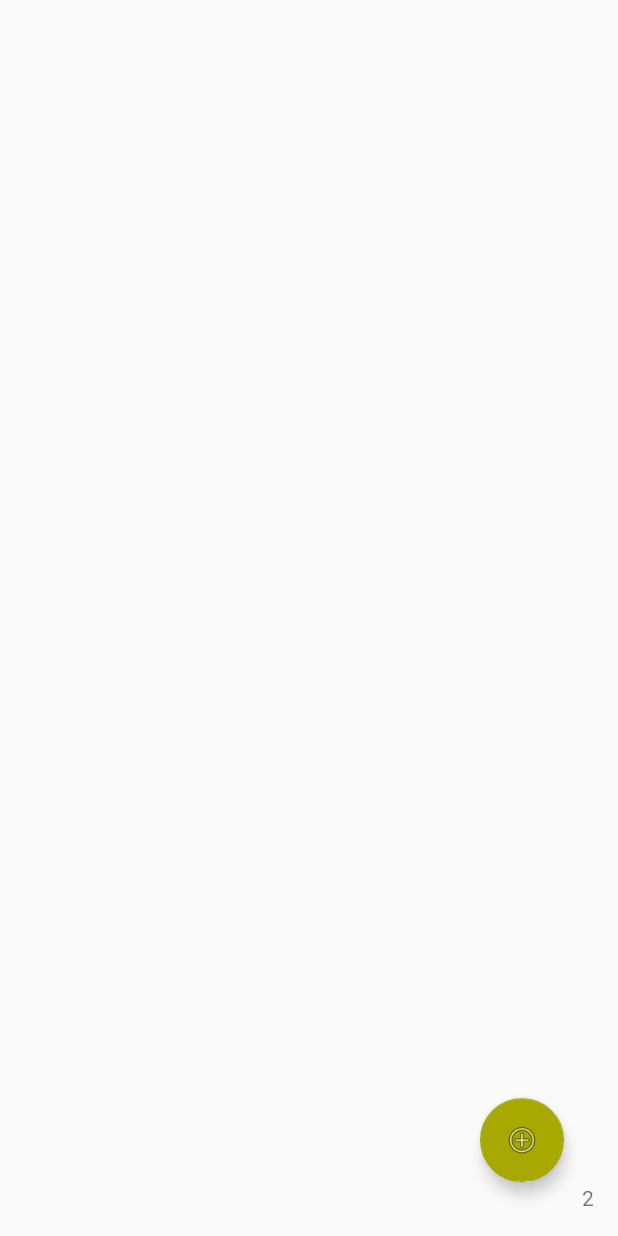
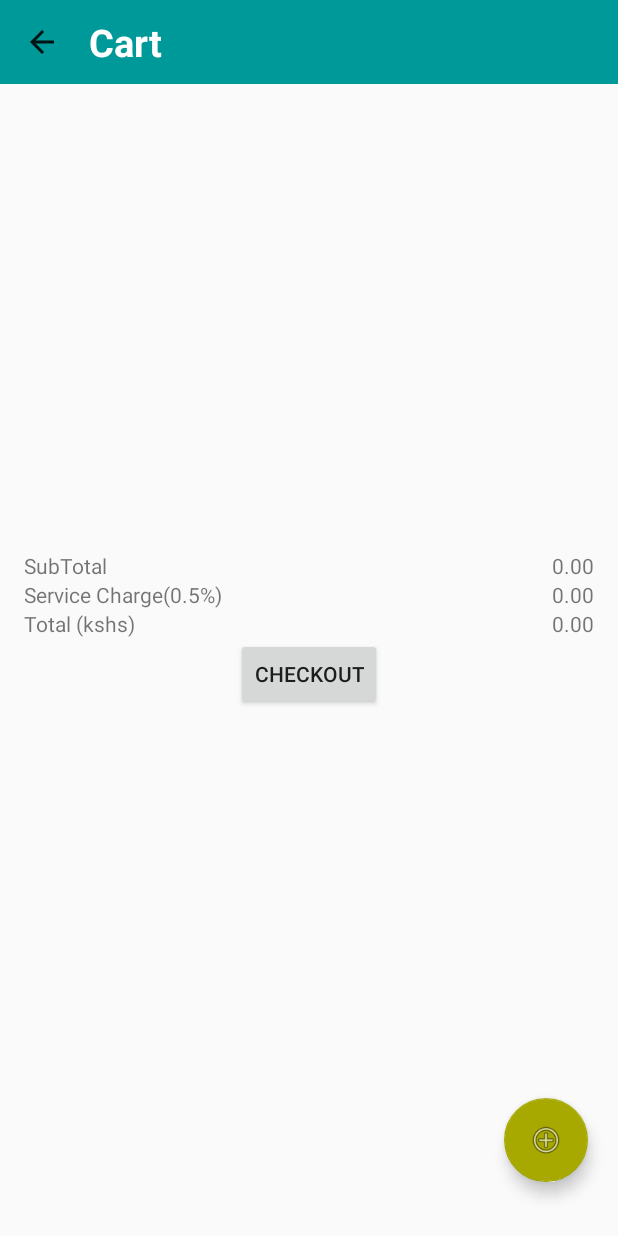
Before and after one commit to Ndirangug/taara_android, an Android app: the Cart screen opened directly, with no data from a screen before it, on a phone screen of 412 x 824 dp. Run offline under Robolectric (Android 15) with nearby library versions, the phone set to English and light mode, and no system bars; our stand-ins replace Volley.

Commit message:
Items adding to cart with total amount updating
Signed-off-by: George Ndirangu <ndirangu.mepawa@gmail.com>

```diff
--- a/app/src/main/java/com/taara/android/taara/Cart.java
+++ b/app/src/main/java/com/taara/android/taara/Cart.java
@@ -19,8 +19,12 @@ package com.taara.android.taara;
 import android.app.Activity;
 import android.content.Intent;
 import android.os.Bundle;
+import android.support.design.widget.Snackbar;
+import android.support.v7.widget.LinearLayoutManager;
+import android.support.v7.widget.RecyclerView;
 import android.util.Log;
 import android.view.View;
+import android.widget.Button;
 import android.widget.TextView;
 
 import com.android.volley.Request;
@@ -37,9 +41,21 @@ import com.taara.android.taara.custom_objects.RestApiCall;
  */
 public class Cart extends Activity implements View.OnClickListener {
 
+    private static final double SERVICE_CHARGE_RATE = 0.005;
+    static double amtSubtotal = 0;
+    static double amtServiceCharge = 0;
+    static double amtTotal = 0;
+    RecyclerView cartRecycler;
+    CartAdapter cartAdapter;
+    TextView txtsubtotal;
+    TextView txtserviceCharge;
+    TextView txtTotal;
+    Button btnCheckout;
+
 
     static String[] retrievedResult;
-    TextView storeId;
+    //static String[] bookedResult;
+    String storeId = "2";
     private String statusMessage;
     private static final int RC_BARCODE_CAPTURE = 9001;
     private static final String TAG = "BarcodeMain";
@@ -49,9 +65,20 @@ public class Cart extends Activity implements View.OnClickListener {
     protected void onCreate(Bundle savedInstanceState) {
         super.onCreate(savedInstanceState);
         setContentView(R.layout.activity_cart);
+        txtserviceCharge = findViewById(R.id.amountServiceCharge);
+        txtsubtotal = findViewById(R.id.amountSubTotal);
+        txtTotal = findViewById(R.id.amountTotal);
+        btnCheckout = findViewById(R.id.cartCheckout);
+        txtsubtotal.setText("0.00");
+        txtserviceCharge.setText("0.00");
+        txtTotal.setText("0.00");
+        cartAdapter = new CartAdapter();
 
-        storeId = findViewById(R.id.storeId);
-        storeId.setText("2");
+        cartRecycler = findViewById(R.id.cartRecycler);
+        cartRecycler.setHasFixedSize(true);
+        cartRecycler.setLayoutManager(new LinearLayoutManager(getApplicationContext()));
+        cartRecycler.setAdapter(cartAdapter);
+
         findViewById(R.id.read_barcode).setOnClickListener(this);
     }
 
@@ -104,18 +131,42 @@ public class Cart extends Activity implements View.OnClickListener {
                     statusMessage = getResources().getString(R.string.barcode_success);
                     barcodeValue = barcode.displayValue;
                     Log.i(TAG, "Barcode read: " + statusMessage + ", " + barcodeValue);
-                    retrieveProductOcuurence(barcodeValue, storeId.getText().toString());
+                    retrieveProductOcuurence(barcodeValue, storeId);
+                    Log.i(TAG + "retrieve", "attempetd retrieve");
 
                     Thread delay = new Thread() {
+
                         @Override
                         public void run() {
+
                             try {
-                                sleep(2000);
+                                sleep(2500);
                                 String[] item = retrievedResult;
                                 Log.i(TAG + ":extract", retrievedResult[0] + " " + retrievedResult[2] + " " + retrievedResult[5]);
+                                String[] itemDetails = {retrievedResult[5], retrievedResult[6], retrievedResult[2]};
+                                amtSubtotal += Integer.parseInt(retrievedResult[2]);
+                                amtServiceCharge += SERVICE_CHARGE_RATE * amtSubtotal;
+                                amtTotal += (amtSubtotal + amtServiceCharge);
+                                cartAdapter.addItem(itemDetails);
+                                runOnUiThread(new Runnable() {
+                                    @Override
+                                    public void run() {
+                                        cartRecycler.setAdapter(cartAdapter);
+                                        txtsubtotal.setText(String.valueOf(amtSubtotal));
+                                        txtserviceCharge.setText(String.valueOf(amtServiceCharge));
+                                        txtTotal.setText(String.valueOf(amtTotal));
+
+                                    }
+                                });
 
                             } catch (InterruptedException e) {
                                 e.printStackTrace();
+                            } catch (NullPointerException e) {
+                                e.printStackTrace();
+                                Snackbar.make(txtserviceCharge.getRootView(), "Error:321 Item details retrieval failed.Check your connection and try again", Snackbar.LENGTH_LONG).show();
+                            } catch (NumberFormatException e) {
+                                e.printStackTrace();
+                                Snackbar.make(txtserviceCharge.getRootView(), "Error:343 Item details retrieval failed.check your connection and try again", Snackbar.LENGTH_LONG).show();
                             }
 
                         }
@@ -139,17 +190,23 @@ public class Cart extends Activity implements View.OnClickListener {
     }
 
     public void retrieveProductOcuurence(String qrCode, String storeId) {
+        Log.i(TAG + "retrieve", "started");
         final Boolean[] complete = {false};
         RequestQueue queue = Volley.newRequestQueue(getApplicationContext());
         String url = "http://192.168.43.82/taaraBackend/?android_api_call=retrieveProductOccurrence&rfid=" + qrCode + "&storeID=" + storeId;
-        //TODO:book item
+        //String urlBook = "http://192.168.43.82/taaraBackend/?android_api_call=markItemBooked&rfid=" + qrCode + "&storeID=" + storeId;
         final RestApiCall restApiCall = new RestApiCall(getApplicationContext(), url);
+        //final RestApiCall restApiCall1Book = new RestApiCall(getApplicationContext(), urlBook);
         queue.add(restApiCall.makeJsonArrayRequest());
+        //queue.add(restApiCall1Book.makeJsonArrayRequest());
+        Log.i(TAG + "retrieve", "listener starting");
         RequestQueue.RequestFinishedListener requestFinishedListener = new RequestQueue.RequestFinishedListener() {
             @Override
             public void onRequestFinished(Request request) {
                 retrievedResult = restApiCall.getResponseArray();
+                //bookedResult = restApiCall1Book.getResponseArray();
                 Log.i(TAG + "oncom", retrievedResult[0] + retrievedResult[5]);
+                //Log.i(TAG+"booked:", "result"+bookedResult[0]);
                 complete[0] = true;
             }
         };
--- /dev/null
+++ b/app/src/main/java/com/taara/android/taara/CartAdapter.java
@@ -0,0 +1,73 @@
+package com.taara.android.taara;
+
+import android.support.v7.widget.CardView;
+import android.support.v7.widget.RecyclerView;
+import android.view.LayoutInflater;
+import android.view.ViewGroup;
+import android.widget.TextView;
+
+public class CartAdapter extends RecyclerView.Adapter<CartAdapter.ViewHolder> {
+
+    /*index 0 => title
+    index 1 => description
+    index 2 => price*/
+
+    static String[][] itemDetails = new String[40][40];
+
+    public CartAdapter() {
+
+    }
+
+    public void addItem(String[] item) {
+        itemDetails[getItemCount()] = item;
+    }
+
+    @Override
+    public ViewHolder onCreateViewHolder(ViewGroup parent, int i) {
+        // create a new view
+        CardView v = (CardView) LayoutInflater.from(parent.getContext())
+                .inflate(R.layout.cart_item_card, parent, false);
+        // wrap it in a ViewHolder
+        return new ViewHolder(v);
+    }
+
+    @Override
+    public void onBindViewHolder(ViewHolder viewHolder, int i) {
+        viewHolder.title.setText(itemDetails[i][0]);
+        viewHolder.price.setText(itemDetails[i][2]);
+        viewHolder.description.setText(itemDetails[i][1]);
+    }
+
+    @Override
+    public int getItemCount() {
+        int number = 0;
+        for (int i = 0; i < itemDetails.length; i++) {
+            try {
+                if (!itemDetails[i][0].equals(null)) {
+                    number++;
+                }
+            } catch (NullPointerException e) {
+                e.printStackTrace();
+            }
+
+
+        }
+
+        return number;
+    }
+
+    static class ViewHolder extends RecyclerView.ViewHolder {
+        CardView cardView;
+        TextView title;
+        TextView price;
+        TextView description;
+
+        public ViewHolder(CardView card) {
+            super(card);
+            cardView = card;
+            title = card.findViewById(R.id.item_title);
+            price = card.findViewById(R.id.txtUnitPrice);
+            description = card.findViewById(R.id.descriptionItem);
+        }
+    }
+}
--- a/app/src/main/res/layout/activity_cart.xml
+++ b/app/src/main/res/layout/activity_cart.xml
@@ -1,32 +1,142 @@
 <?xml version="1.0" encoding="utf-8"?>
-<RelativeLayout xmlns:android="http://schemas.android.com/apk/res/android"
+<android.support.constraint.ConstraintLayout xmlns:android="http://schemas.android.com/apk/res/android"
     xmlns:app="http://schemas.android.com/apk/res-auto"
-    xmlns:tools="http://schemas.android.com/tools" android:layout_width="match_parent"
-    android:layout_height="match_parent" android:paddingLeft="@dimen/activity_horizontal_margin"
-    android:paddingRight="@dimen/activity_horizontal_margin"
-    android:paddingTop="@dimen/activity_vertical_margin"
+    xmlns:tools="http://schemas.android.com/tools"
+    android:id="@+id/constarintLayoutCart"
+    android:layout_width="match_parent"
+    android:layout_height="match_parent"
     android:paddingBottom="@dimen/activity_vertical_margin"
     tools:context="com.taara.android.taara.Cart">
+
+    <android.support.v7.widget.Toolbar
+        android:id="@+id/toolbarCart"
+        android:layout_width="match_parent"
+        android:layout_height="wrap_content"
+        android:background="?attr/colorPrimary"
+        android:minHeight="?attr/actionBarSize"
+        android:theme="?attr/actionBarTheme"
+        app:layout_constraintEnd_toEndOf="parent"
+        app:layout_constraintStart_toStartOf="parent"
+        app:layout_constraintTop_toTopOf="parent">
+
+        <ImageView
+            android:id="@+id/cartBack"
+            android:layout_width="wrap_content"
+            android:layout_height="wrap_content"
+            android:contentDescription="@string/back_icon"
+            android:src="?attr/actionModeCloseDrawable"
+            tools:layout_editor_absoluteX="16dp"
+            tools:layout_editor_absoluteY="16dp" />
+
+        <TextView
+            android:id="@+id/titleCart"
+            android:layout_width="wrap_content"
+            android:layout_height="wrap_content"
+            android:layout_marginStart="35dp"
+            android:gravity="center"
+            android:text="@string/cart"
+            android:textColor="@android:color/white"
+            android:textSize="25sp"
+            android:textStyle="bold" />
+    </android.support.v7.widget.Toolbar>
 
     <android.support.design.widget.FloatingActionButton
         android:id="@+id/read_barcode"
         android:layout_width="wrap_content"
         android:layout_height="wrap_content"
-        android:layout_alignParentBottom="true"
-        android:layout_alignParentEnd="true"
         android:layout_margin="20dp"
         android:clickable="true"
         android:focusable="true"
         android:onClick="onClick"
         android:src="@android:drawable/ic_menu_add"
-        app:fabSize="normal" />
+        app:fabSize="normal"
+        app:layout_constraintBottom_toBottomOf="parent"
+        app:layout_constraintEnd_toEndOf="parent" />
 
-    <TextView
-        android:id="@+id/storeId"
-        android:layout_width="wrap_content"
+    <android.support.v7.widget.RecyclerView
+        android:id="@+id/cartRecycler"
+        android:layout_width="match_parent"
         android:layout_height="wrap_content"
-        android:layout_alignParentBottom="true"
-        android:layout_alignParentEnd="true"
-        android:text="@string/textview" />
+        android:layout_marginBottom="8dp"
+        android:layout_marginEnd="8dp"
+        android:layout_marginStart="8dp"
+        android:layout_marginTop="8dp"
+        app:layout_constraintEnd_toEndOf="parent"
+        app:layout_constraintStart_toStartOf="@id/toolbarCart"
+        app:layout_constraintTop_toBottomOf="@+id/toolbarCart"
 
-</RelativeLayout>
+        />
+
+    <android.support.constraint.ConstraintLayout
+        android:id="@+id/conatraintTotal"
+        android:layout_width="match_parent"
+        android:layout_height="wrap_content"
+        android:layout_marginBottom="40dp"
+        android:layout_marginTop="8dp"
+        android:padding="16dp"
+        app:layout_constraintBottom_toBottomOf="parent"
+        app:layout_constraintEnd_toEndOf="parent"
+        app:layout_constraintStart_toStartOf="parent"
+        app:layout_constraintTop_toBottomOf="@id/cartRecycler">
+
+        <TextView
+            android:id="@+id/txtSubTotalLabel"
+            android:layout_width="wrap_content"
+            android:layout_height="wrap_content"
+            android:text="@string/subtotal"
+            app:layout_constraintStart_toStartOf="parent"
+            app:layout_constraintTop_toTopOf="parent" />
+
+        <TextView
+            android:id="@+id/amountSubTotal"
+            android:layout_width="wrap_content"
+            android:layout_height="wrap_content"
+            android:text="@string/kshs_34543"
+            app:layout_constraintEnd_toEndOf="parent"
+            app:layout_constraintTop_toTopOf="parent" />
+
+        <TextView
+            android:id="@+id/labelServiceCharge"
+            android:layout_width="wrap_content"
+            android:layout_height="wrap_content"
+            android:text="@string/service_charge_label"
+            app:layout_constraintStart_toStartOf="parent"
+            app:layout_constraintTop_toBottomOf="@id/txtSubTotalLabel" />
+
+        <TextView
+            android:id="@+id/amountServiceCharge"
+            android:layout_width="wrap_content"
+            android:layout_height="wrap_content"
+            android:text="@string/kshs_172_715"
+            app:layout_constraintEnd_toEndOf="parent"
+            app:layout_constraintTop_toBottomOf="@id/amountSubTotal" />
+
+        <TextView
+            android:id="@+id/labelTotal"
+            android:layout_width="wrap_content"
+            android:layout_height="wrap_content"
+            android:text="@string/total"
+            app:layout_constraintStart_toStartOf="parent"
+            app:layout_constraintTop_toBottomOf="@id/labelServiceCharge" />
+
+        <TextView
+            android:id="@+id/amountTotal"
+            android:layout_width="wrap_content"
+            android:layout_height="wrap_content"
+            android:text="@string/kshs_34715_715"
+            app:layout_constraintEnd_toEndOf="parent"
+            app:layout_constraintTop_toBottomOf="@id/amountServiceCharge" />
+
+        <Button
+            android:id="@+id/cartCheckout"
+            android:layout_width="wrap_content"
+            android:layout_height="wrap_content"
+            android:text="@string/checkout"
+            app:layout_constraintBottom_toBottomOf="parent"
+            app:layout_constraintEnd_toEndOf="parent"
+            app:layout_constraintStart_toStartOf="parent"
+            app:layout_constraintTop_toBottomOf="@id/labelTotal" />
+
+    </android.support.constraint.ConstraintLayout>
+
+</android.support.constraint.ConstraintLayout>
--- a/app/src/main/res/values/strings.xml
+++ b/app/src/main/res/values/strings.xml
@@ -7,7 +7,7 @@
     <string name="start_shopping">Start Shopping</string>
     <string name="taara_string_splash_screen_logo">Taara @string/splash_screen_logo</string>
     <string name="email">Email</string>
-    <string name="cart">CART</string>
+    <string name="cart">Cart</string>
     <string name="password">Password</string>
     <string name="log_in">LOG IN</string>
     <string name="facebook">Facebook</string>
@@ -59,7 +59,6 @@
     <string name="go_on">GO ON ANYWAY</string>
     <string name="confirm_payment_of_kshs">Confirm Payment of kshs</string>
     <string name="_130000">130000</string>
-    <string name="kshs">Kshs  </string>
     <string name="_16">16%</string>
     <string name="unit_price">Unit Price:</string>
     <string name="title_activity_account_information">AccountInformation</string>
@@ -94,4 +93,11 @@
     <string name="back_icon">back icon</string>
     <string name="scan_instructions">Focus the camera on the qr code and wait for it to be automatically detected.</string>
     <string name="textview">TextView</string>
+    <string name="description_description_description_description_description">description description description description description</string>
+    <string name="kshs">Kshs</string>
+    <string name="subtotal">SubTotal</string>
+    <string name="kshs_34543">Kshs 34543</string>
+    <string name="service_charge_label">Service Charge(0.5%)</string>
+    <string name="kshs_34715_715">Kshs 34715.715</string>
+    <string name="kshs_172_715">Kshs 172.715</string>
 </resources>
```
Also changed, not shown: app/src/main/java/com/taara/android/taara/custom_objects/RestApiCall.java (+5 -2 lines), app/src/main/res/layout/cart_item_card.xml (+33 -46 lines).
